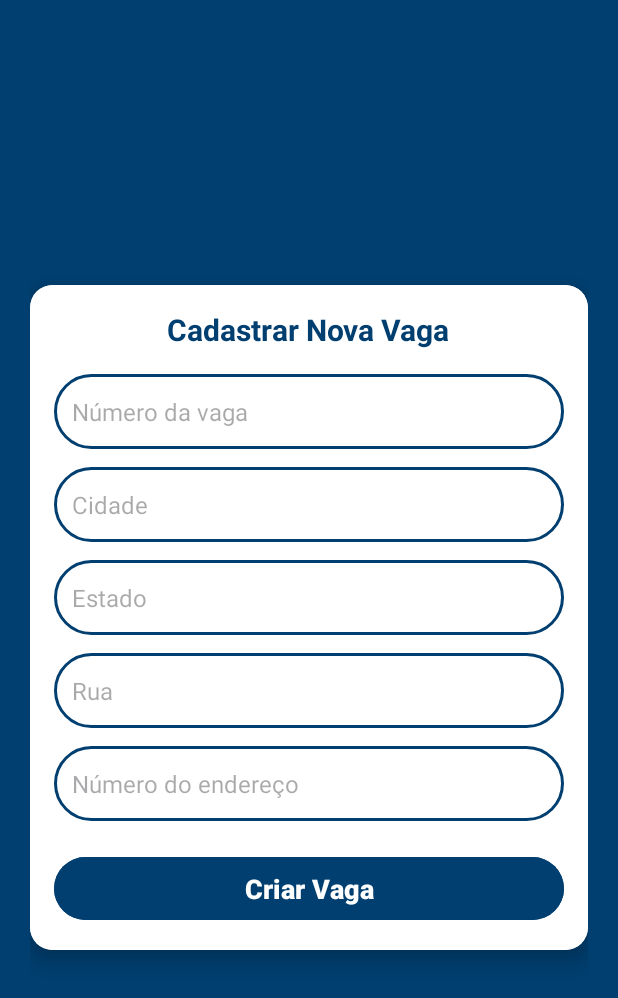
After one commit to VitorMarvulle/GestaoEstacionamento, an Android app: the AdminFormActivity screen opened directly, with no data from a screen before it, on a phone screen of 412 x 824 dp. The commit adds this screen. Shown: the top 998 px of the screen. Run offline under Robolectric (Android 15) with nearby library versions, the phone set to English and light mode, and no system bars; our stand-ins replace Firebase (no records; nobody signed in at launch, a user with empty details on screens opened directly).

```diff
--- /dev/null
+++ b/app/src/main/java/br/edu/fatecpg/gestaoestacionamento/view/AdminFormActivity.kt
@@ -0,0 +1,86 @@
+package br.edu.fatecpg.gestaoestacionamento.view
+
+import android.os.Bundle
+import android.text.TextUtils
+import android.widget.Button
+import android.widget.EditText
+import android.widget.Toast
+import androidx.appcompat.app.AppCompatActivity
+import br.edu.fatecpg.gestaoestacionamento.R
+import com.google.firebase.firestore.FirebaseFirestore
+import com.google.firebase.Timestamp
+import java.util.*
+
+class AdminFormActivity : AppCompatActivity() {
+
+    private lateinit var edtNumeroVaga: EditText
+    private lateinit var edtCidadeVaga: EditText
+    private lateinit var edtEstadoVaga: EditText
+    private lateinit var edtRuaVaga: EditText
+    private lateinit var edtNumeroEnderecoVaga: EditText
+    private lateinit var btnCriarVaga: Button
+    private lateinit var firestore: FirebaseFirestore
+
+    override fun onCreate(savedInstanceState: Bundle?) {
+        super.onCreate(savedInstanceState)
+        setContentView(R.layout.activity_form_admin)
+
+        // Inicializar Firestore
+        firestore = FirebaseFirestore.getInstance()
+
+        // Inicializa os componentes da UI
+        edtNumeroVaga = findViewById(R.id.edtNumeroVaga)
+        edtCidadeVaga = findViewById(R.id.edtCidadeVaga)
+        edtEstadoVaga = findViewById(R.id.edtEstadoVaga)
+        edtRuaVaga = findViewById(R.id.edtRuaVaga)
+        edtNumeroEnderecoVaga = findViewById(R.id.edtNumeroEnderecoVaga)
+        btnCriarVaga = findViewById(R.id.btnCriarVaga)
+
+        // Clique no botão "Criar Vaga"
+        btnCriarVaga.setOnClickListener {
+            // Recupera os dados dos campos
+            val numeroVaga = edtNumeroVaga.text.toString()
+            val cidade = edtCidadeVaga.text.toString()
+            val estado = edtEstadoVaga.text.toString()
+            val rua = edtRuaVaga.text.toString()
+            val numeroEndereco = edtNumeroEnderecoVaga.text.toString()
+
+            // Verifica se todos os campos estão preenchidos
+            if (TextUtils.isEmpty(numeroVaga) || TextUtils.isEmpty(cidade) || TextUtils.isEmpty(estado) ||
+                TextUtils.isEmpty(rua) || TextUtils.isEmpty(numeroEndereco)) {
+                Toast.makeText(this, "Por favor, preencha todos os campos!", Toast.LENGTH_SHORT).show()
+                return@setOnClickListener
+            }
+
+            // Cria o objeto Vaga
+            val vaga = hashMapOf(
+                "numero" to numeroVaga,
+                "localizacao" to mapOf(
+                    "cidade" to cidade,
+                    "estado" to estado,
+                    "rua" to rua,
+                    "numero" to numeroEndereco
+                ),
+                "status" to "Disponível",
+                "timestamp" to Timestamp(Date())
+            )
+
+            // Salva a vaga no Firestore
+            firestore.collection("vagas")
+                .add(vaga)
+                .addOnSuccessListener {
+                    Toast.makeText(this, "Vaga cadastrada com sucesso!", Toast.LENGTH_SHORT).show()
+
+                    // Limpar os campos após o cadastro
+                    edtNumeroVaga.text.clear()
+                    edtCidadeVaga.text.clear()
+                    edtEstadoVaga.text.clear()
+                    edtRuaVaga.text.clear()
+                    edtNumeroEnderecoVaga.text.clear()
+                }
+                .addOnFailureListener { e ->
+                    Toast.makeText(this, "Erro ao cadastrar vaga: ${e.message}", Toast.LENGTH_SHORT).show()
+                }
+        }
+    }
+}
--- a/app/src/main/java/br/edu/fatecpg/gestaoestacionamento/view/AdministradorActivity.kt
+++ b/app/src/main/java/br/edu/fatecpg/gestaoestacionamento/view/AdminListaActivity.kt
@@ -16,7 +16,7 @@ import com.google.firebase.auth.FirebaseAuth
 import com.google.firebase.firestore.FirebaseFirestore
 import com.google.firebase.firestore.Query
 
-class AdministradorActivity : AppCompatActivity() {
+class AdminListaActivity : AppCompatActivity() {
 
     private lateinit var firestore: FirebaseFirestore
     private lateinit var auth: FirebaseAuth
@@ -73,7 +73,7 @@ class AdministradorActivity : AppCompatActivity() {
                         reserva.duracaoMinutos = (document.getLong("duracaoMinutos") ?: 0L).toInt()
                         reservasList.add(reserva)
                     } catch (e: Exception) {
-                        Log.e("AdministradorActivity", "Erro ao converter documento", e)
+                        Log.e("AdminListaActivity", "Erro ao converter documento", e)
                     }
                 }
                 reservaAdapter.notifyDataSetChanged()
--- a/app/src/main/java/br/edu/fatecpg/gestaoestacionamento/view/MotoristaCardActivity.kt
+++ b/app/src/main/java/br/edu/fatecpg/gestaoestacionamento/view/MotoristaCardActivity.kt
@@ -104,7 +104,7 @@ class MotoristaCardActivity : AppCompatActivity() {
                     .delete()
                     .addOnSuccessListener {
                         Toast.makeText(this, "Reserva excluída com sucesso!", Toast.LENGTH_SHORT).show()
-                        val intent = Intent(this, MotoristaActivity::class.java)
+                        val intent = Intent(this, MotoristaFormActivity::class.java)
                         startActivity(intent)
                         finish()
                     }
--- /dev/null
+++ b/app/src/main/res/layout/activity_form_admin.xml
@@ -0,0 +1,109 @@
+<?xml version="1.0" encoding="utf-8"?>
+<LinearLayout xmlns:android="http://schemas.android.com/apk/res/android"
+    xmlns:app="http://schemas.android.com/apk/res-auto"
+    android:layout_width="match_parent"
+    android:layout_height="match_parent"
+    android:background="@color/blue1"
+    android:gravity="center"
+    android:orientation="vertical"
+    android:padding="20dp">
+
+    <androidx.cardview.widget.CardView
+        android:layout_width="match_parent"
+        android:layout_height="wrap_content"
+        app:cardCornerRadius="15dp"
+        app:cardElevation="8dp">
+
+        <LinearLayout
+            android:layout_width="match_parent"
+            android:layout_height="wrap_content"
+            android:orientation="vertical"
+            android:padding="16dp"
+            android:background="@color/white">
+
+            <!-- Título -->
+            <TextView
+                android:layout_width="wrap_content"
+                android:layout_height="wrap_content"
+                android:layout_gravity="center_horizontal"
+                android:layout_marginBottom="16dp"
+                android:text="Cadastrar Nova Vaga"
+                android:textSize="20sp"
+                android:textColor="@color/blue1"
+                android:textStyle="bold" />
+
+            <!-- Número da Vaga -->
+            <EditText
+                android:id="@+id/edtNumeroVaga"
+                android:layout_width="match_parent"
+                android:layout_height="50dp"
+                android:hint="Número da vaga"
+                android:inputType="number"
+                android:background="@drawable/custom_edittext"
+                android:padding="12dp"
+                android:textColor="@color/black"
+                android:textSize="16sp" />
+
+            <!-- Cidade -->
+            <EditText
+                android:id="@+id/edtCidadeVaga"
+                android:layout_width="match_parent"
+                android:layout_height="50dp"
+                android:layout_marginTop="12dp"
+                android:hint="Cidade"
+                android:background="@drawable/custom_edittext"
+                android:padding="12dp"
+                android:textColor="@color/black"
+                android:textSize="16sp" />
+
+            <!-- Estado -->
+            <EditText
+                android:id="@+id/edtEstadoVaga"
+                android:layout_width="match_parent"
+                android:layout_height="50dp"
+                android:layout_marginTop="12dp"
+                android:hint="Estado"
+                android:background="@drawable/custom_edittext"
+                android:padding="12dp"
+                android:textColor="@color/black"
+                android:textSize="16sp" />
+
+            <!-- Rua -->
+            <EditText
+                android:id="@+id/edtRuaVaga"
+                android:layout_width="match_parent"
+                android:layout_height="50dp"
+                android:layout_marginTop="12dp"
+                android:hint="Rua"
+                android:background="@drawable/custom_edittext"
+                android:padding="12dp"
+                android:textColor="@color/black"
+                android:textSize="16sp" />
+
+            <!-- Número do Endereço -->
+            <EditText
+                android:id="@+id/edtNumeroEnderecoVaga"
+                android:layout_width="match_parent"
+                android:layout_height="50dp"
+                android:layout_marginTop="12dp"
+                android:hint="Número do endereço"
+                android:inputType="number"
+                android:background="@drawable/custom_edittext"
+                android:padding="12dp"
+                android:textColor="@color/black"
+                android:textSize="16sp" />
+
+            <!-- Botão Criar Vaga -->
+            <Button
+                android:id="@+id/btnCriarVaga"
+                android:layout_width="match_parent"
+                android:layout_height="50dp"
+                android:layout_marginTop="20dp"
+                android:backgroundTint="@color/blue1"
+                android:text="Criar Vaga"
+                android:textColor="@color/white"
+                android:textSize="18sp"
+                android:textStyle="bold" />
+        </LinearLayout>
+    </androidx.cardview.widget.CardView>
+</LinearLayout>
```
Also changed, not shown: app/src/main/AndroidManifest.xml (+8 -2 lines), app/src/main/java/br/edu/fatecpg/gestaoestacionamento/MainActivity.kt (+5 -4 lines), app/src/main/java/br/edu/fatecpg/gestaoestacionamento/adapter/VagaAdapter.kt (added, +40 -0 lines), app/src/main/java/br/edu/fatecpg/gestaoestacionamento/model/Vaga.kt (added, +15 -0 lines), app/src/main/java/br/edu/fatecpg/gestaoestacionamento/view/AdminBotoesActivity.kt (added, +28 -0 lines), app/src/main/java/br/edu/fatecpg/gestaoestacionamento/view/MotoristaBotoesActivity.kt (added, +29 -0 lines), app/src/main/java/br/edu/fatecpg/gestaoestacionamento/view/MotoristaFormActivity.kt (renamed from app/src/main/java/br/edu/fatecpg/gestaoestacionamento/view/MotoristaActivity.kt, +6 -7 lines), app/src/main/java/br/edu/fatecpg/gestaoestacionamento/view/MotoristaListaActivity.kt (added, +90 -0 lines), app/src/main/res/layout/activity_botoes_administrador.xml (added, +44 -0 lines), app/src/main/res/layout/activity_botoes_motorista.xml (added, +51 -0 lines), app/src/main/res/layout/activity_vagas_motorista.xml (added, +47 -0 lines), app/src/main/res/layout/item_vaga.xml (added, +98 -0 lines), 1 other file.
